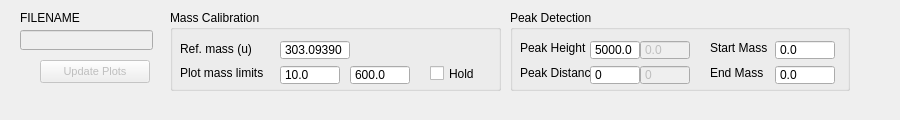
odile9999/asan, file src/gui/analysis_qt.ui: the form before one commit.
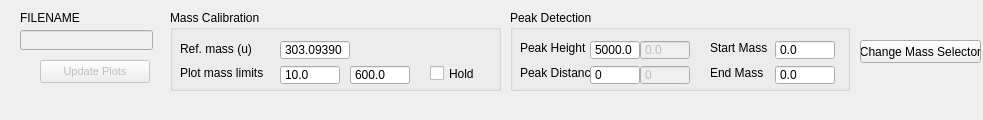
The form after the commit.

Commit message: Fix #5. Add button "Change Mass Selector" to the analysis DockWidget.

```diff
--- a/src/gui/analysis_qt.ui
+++ b/src/gui/analysis_qt.ui
@@ -6,7 +6,7 @@
    <rect>
     <x>0</x>
     <y>0</y>
-    <width>900</width>
+    <width>983</width>
     <height>120</height>
    </rect>
   </property>
@@ -431,6 +431,19 @@
      <string>FILENAME</string>
     </property>
    </widget>
+   <widget class="QPushButton" name="pushButton_ChangeMassSelector">
+    <property name="geometry">
+     <rect>
+      <x>860</x>
+      <y>40</y>
+      <width>121</width>
+      <height>23</height>
+     </rect>
+    </property>
+    <property name="text">
+     <string>Change Mass Selector</string>
+    </property>
+   </widget>
   </widget>
  </widget>
  <resources/>
```
The commit also changes 6 other files.
